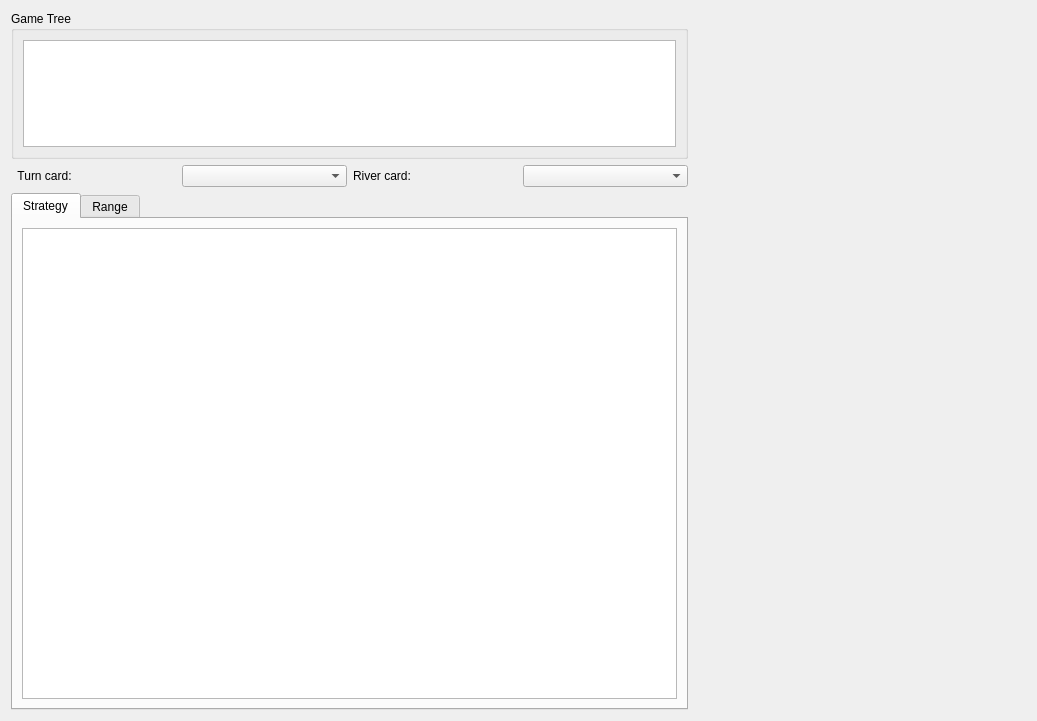
Above: strategyexplorer.ui from bupticybee/TexasSolver before the change. Below: the same form after it.
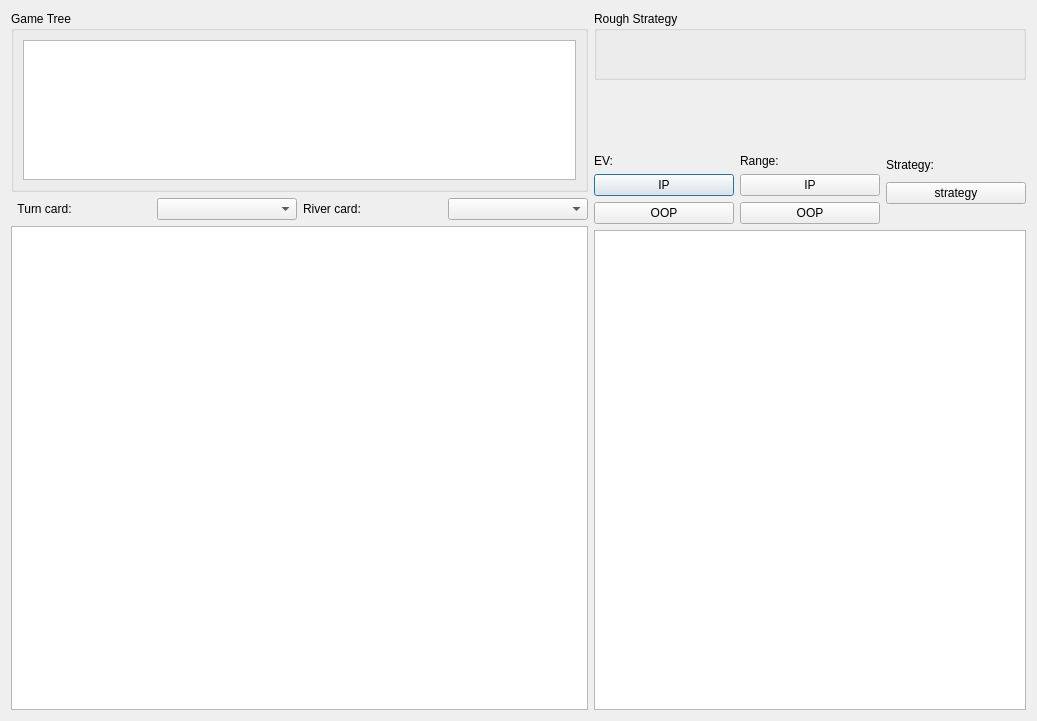
That is the form after the change. Custom widgets are drawn as their Qt base class.

Commit message: :new: finish building strategy detail viewer

The edit to the form file:
```diff
--- a/strategyexplorer.ui
+++ b/strategyexplorer.ui
@@ -13,9 +13,9 @@
   <property name="windowTitle">
    <string>StrategyExplorer</string>
   </property>
-  <layout class="QHBoxLayout" name="horizontalLayout" stretch="2,1">
+  <layout class="QHBoxLayout" name="horizontalLayout" stretch="4,3">
    <item>
-    <layout class="QVBoxLayout" name="verticalLayout" stretch="2,0,7">
+    <layout class="QVBoxLayout" name="verticalLayout" stretch="3,0,8">
      <item>
       <widget class="QGroupBox" name="groupBox">
        <property name="title">
@@ -63,41 +63,156 @@
       </layout>
      </item>
      <item>
-      <widget class="QTabWidget" name="tabWidget">
-       <property name="currentIndex">
-        <number>0</number>
+      <widget class="HtmlTableView" name="strategyTableView">
+       <property name="styleSheet">
+        <string notr="true"/>
        </property>
-       <widget class="QWidget" name="tab">
-        <attribute name="title">
-         <string>Strategy</string>
-        </attribute>
-        <layout class="QVBoxLayout" name="verticalLayout_4">
-         <item>
-          <widget class="HtmlTableView" name="strategyTableView">
-           <property name="styleSheet">
-            <string notr="true"/>
-           </property>
-           <attribute name="horizontalHeaderVisible">
-            <bool>false</bool>
-           </attribute>
-           <attribute name="verticalHeaderVisible">
-            <bool>false</bool>
-           </attribute>
-          </widget>
-         </item>
-        </layout>
-       </widget>
-       <widget class="QWidget" name="tab_2">
-        <attribute name="title">
-         <string>Range</string>
-        </attribute>
-       </widget>
+       <attribute name="horizontalHeaderVisible">
+        <bool>false</bool>
+       </attribute>
+       <attribute name="verticalHeaderVisible">
+        <bool>false</bool>
+       </attribute>
       </widget>
      </item>
     </layout>
    </item>
    <item>
-    <layout class="QVBoxLayout" name="verticalLayout_2"/>
+    <layout class="QVBoxLayout" name="verticalLayout_2" stretch="1,1,1,7">
+     <item>
+      <widget class="QGroupBox" name="groupBox_2">
+       <property name="title">
+        <string>Rough Strategy</string>
+       </property>
+      </widget>
+     </item>
+     <item>
+      <layout class="QHBoxLayout" name="gameInfoLayout"/>
+     </item>
+     <item>
+      <layout class="QHBoxLayout" name="modeChoseLayout" stretch="1,1,1">
+       <item>
+        <layout class="QVBoxLayout" name="verticalLayout_4" stretch="1,1,1">
+         <item>
+          <widget class="QLabel" name="label_3">
+           <property name="text">
+            <string>EV:</string>
+           </property>
+          </widget>
+         </item>
+         <item>
+          <widget class="QPushButton" name="pushButton_6">
+           <property name="sizePolicy">
+            <sizepolicy hsizetype="Minimum" vsizetype="Minimum">
+             <horstretch>0</horstretch>
+             <verstretch>0</verstretch>
+            </sizepolicy>
+           </property>
+           <property name="text">
+            <string>IP</string>
+           </property>
+          </widget>
+         </item>
+         <item>
+          <widget class="QPushButton" name="pushButton_2">
+           <property name="sizePolicy">
+            <sizepolicy hsizetype="Minimum" vsizetype="Minimum">
+             <horstretch>0</horstretch>
+             <verstretch>0</verstretch>
+            </sizepolicy>
+           </property>
+           <property name="text">
+            <string>OOP</string>
+           </property>
+          </widget>
+         </item>
+        </layout>
+       </item>
+       <item>
+        <layout class="QVBoxLayout" name="verticalLayout_5" stretch="1,1,1">
+         <item>
+          <widget class="QLabel" name="label_4">
+           <property name="text">
+            <string>Range:</string>
+           </property>
+          </widget>
+         </item>
+         <item>
+          <widget class="QPushButton" name="pushButton_3">
+           <property name="sizePolicy">
+            <sizepolicy hsizetype="Minimum" vsizetype="Minimum">
+             <horstretch>0</horstretch>
+             <verstretch>0</verstretch>
+            </sizepolicy>
+           </property>
+           <property name="text">
+            <string>IP</string>
+           </property>
+          </widget>
+         </item>
+         <item>
+          <widget class="QPushButton" name="pushButton_4">
+           <property name="sizePolicy">
+            <sizepolicy hsizetype="Minimum" vsizetype="Minimum">
+             <horstretch>0</horstretch>
+             <verstretch>0</verstretch>
+            </sizepolicy>
+           </property>
+           <property name="text">
+            <string>OOP</string>
+           </property>
+          </widget>
+         </item>
+        </layout>
+       </item>
+       <item>
+        <layout class="QVBoxLayout" name="verticalLayout_6" stretch="1,1,0">
+         <item>
+          <widget class="QLabel" name="label_5">
+           <property name="text">
+            <string>Strategy:</string>
+           </property>
+          </widget>
+         </item>
+         <item>
+          <widget class="QPushButton" name="pushButton_5">
+           <property name="sizePolicy">
+            <sizepolicy hsizetype="Minimum" vsizetype="Minimum">
+             <horstretch>0</horstretch>
+             <verstretch>0</verstretch>
+            </sizepolicy>
+           </property>
+           <property name="text">
+            <string>strategy</string>
+           </property>
+          </widget>
+         </item>
+         <item>
+          <widget class="QLabel" name="label_6">
+           <property name="text">
+            <string/>
+           </property>
+          </widget>
+         </item>
+        </layout>
+       </item>
+      </layout>
+     </item>
+     <item>
+      <layout class="QHBoxLayout" name="detailInformationLayout">
+       <item>
+        <widget class="HtmlTableView" name="detailView">
+         <attribute name="horizontalHeaderVisible">
+          <bool>false</bool>
+         </attribute>
+         <attribute name="verticalHeaderVisible">
+          <bool>false</bool>
+         </attribute>
+        </widget>
+       </item>
+      </layout>
+     </item>
+    </layout>
    </item>
   </layout>
  </widget>
```
The commit also changes 15 other files.
